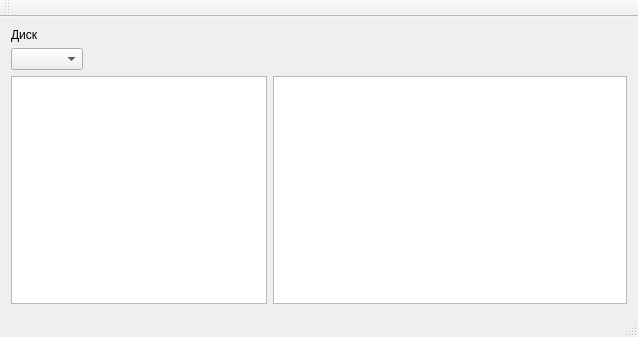
First picture: the form in mainwindow.ui, repository NoviceF/QtFilesystemTreeBuilder, before the edit.
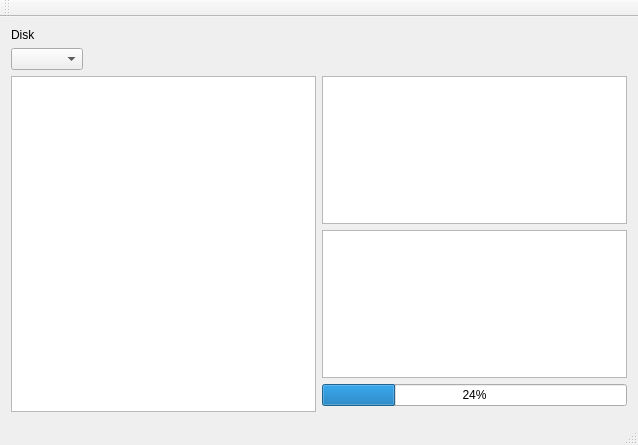
Second picture: the form after the edit.

The edit to the form file:
```diff
--- a/mainwindow.ui
+++ b/mainwindow.ui
@@ -7,30 +7,40 @@
     <x>0</x>
     <y>0</y>
     <width>638</width>
-    <height>337</height>
+    <height>445</height>
    </rect>
   </property>
   <property name="windowTitle">
    <string>MainWindow</string>
   </property>
   <widget class="QWidget" name="centralWidget">
-   <layout class="QFormLayout" name="formLayout">
+   <layout class="QGridLayout" name="gridLayout">
+    <item row="2" column="0" rowspan="4">
+     <widget class="QTreeView" name="treeView"/>
+    </item>
+    <item row="1" column="0" alignment="Qt::AlignLeft">
+     <widget class="QComboBox" name="comboBox"/>
+    </item>
     <item row="0" column="0">
      <widget class="QLabel" name="label">
       <property name="text">
-       <string>Диск</string>
+       <string>Disk</string>
       </property>
      </widget>
     </item>
-    <item row="1" column="0">
-     <widget class="QComboBox" name="comboBox"/>
-    </item>
-    <item row="2" column="0">
-     <widget class="QTreeView" name="treeView"/>
-    </item>
     <item row="2" column="1">
+     <widget class="QTreeView" name="treeView_2"/>
+    </item>
+    <item row="3" column="1">
      <widget class="QTableView" name="tableView"/>
     </item>
+    <item row="4" column="1">
+     <widget class="QProgressBar" name="progressBar">
+      <property name="value">
+       <number>24</number>
+      </property>
+     </widget>
+    </item>
    </layout>
   </widget>
   <widget class="QMenuBar" name="menuBar">
```
